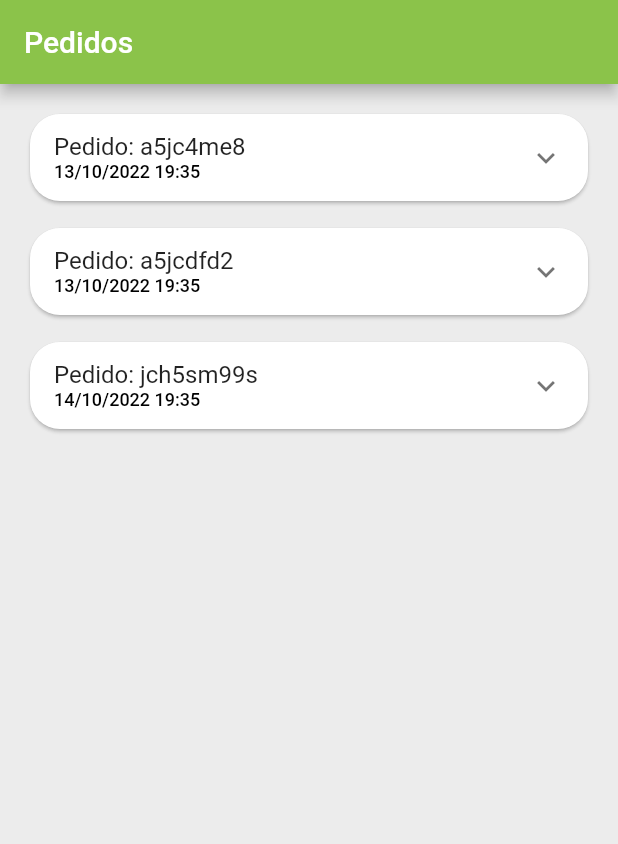
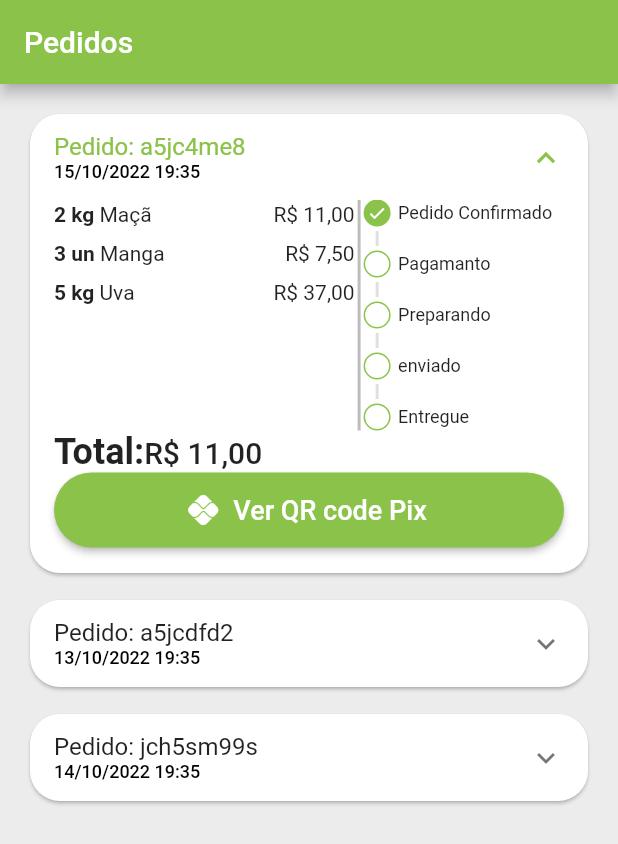
Before and after one commit to aironsg/kitanda_app, a Flutter app: the OrdersTab screen opened directly, on a phone screen of 412 x 824 dp. Shown: the top 844 px of the screen. Run offline on Flutter 3.47's test engine with Material 2 defaults, Android fonts, the phone set to English and light mode, and no system bars; our stand-ins replace animated_text_kit, badges, get, mask_text_input_formatter.

Commit message:
status pedido concluido, adicionado botão pagamento

```diff
--- a/lib/app/src/config/app_data.dart
+++ b/lib/app/src/config/app_data.dart
@@ -94,11 +94,12 @@ UserModel user = UserModel(
     password: '');
 
 List<OrdersModel> orders = [
+  //Pedido 1
   OrdersModel(
     id: 'a5jc4me8',
-    createdDateTime: DateTime.parse('2022-10-13 19:35:54.250'),
-    overdueDateTime: DateTime.parse('2022-10-16 20:35:54.250'),
-    status: 'paid',
+    createdDateTime: DateTime.parse('2022-10-15 19:35:54.250'),
+    overdueDateTime: DateTime.parse('2022-10-20 20:35:54.250'),
+    status: 'pending_payment',
     copyAndPaste: 'kbg6j39cm3',
     items: [
       CartItemModel(item: apple, quantity: 2),
@@ -107,11 +108,13 @@ List<OrdersModel> orders = [
     ],
     total: 11,
   ),
+
+  //Pedido 2
   OrdersModel(
     id: 'a5jcdfd2',
     createdDateTime: DateTime.parse('2022-10-13 19:35:54.250'),
-    overdueDateTime: DateTime.parse('2022-10-15 20:35:54.250'),
-    status: 'pending_payment',
+    overdueDateTime: DateTime.parse('2022-10-20 20:35:54.250'),
+    status: 'paid',
     copyAndPaste: 'kbg6j39cm3',
     items: [
       CartItemModel(item: apple, quantity: 2),
@@ -119,6 +122,8 @@ List<OrdersModel> orders = [
     ],
     total: 11,
   ),
+
+  //Pedido 3
   OrdersModel(
     id: 'jch5sm99s',
     createdDateTime: DateTime.parse('2022-10-14 19:35:54.250'),
--- a/lib/app/src/pages/orders/components/order_status_widgtes.dart
+++ b/lib/app/src/pages/orders/components/order_status_widgtes.dart
@@ -42,9 +42,15 @@ class OrderStatusWidgtes extends StatelessWidget {
             title: 'Pagamento Pix vencido',
             backgroundColor: Colors.red,
           )
-        ] else if (currentStatus == 2) ...[
-          const _StatusDot(isActive: true, title: 'Pagamento')
-        ]
+        ] else ...[
+          _StatusDot(isActive: currentStatus >= 2, title: 'Pagamanto'),
+          const _CustomDivider(),
+          _StatusDot(isActive: currentStatus >= 3, title: 'Preparando'),
+          const _CustomDivider(),
+          _StatusDot(isActive: currentStatus >= 4, title: 'enviado'),
+          const _CustomDivider(),
+          _StatusDot(isActive: currentStatus == 5, title: 'Entregue'),
+        ],
       ],
     );
   }
--- a/lib/app/src/pages/orders/components/order_tile.dart
+++ b/lib/app/src/pages/orders/components/order_tile.dart
@@ -10,6 +10,7 @@ class OrderTile extends StatelessWidget {
   OrderTile({Key? key, required this.order}) : super(key: key);
 
   final UtilsService utilsService = UtilsService();
+
   @override
   Widget build(BuildContext context) {
     return Card(
@@ -18,6 +19,7 @@ class OrderTile extends StatelessWidget {
         //Responsavel por tirar o efeito da morda do ExpansionTile
         data: Theme.of(context).copyWith(dividerColor: Colors.transparent),
         child: ExpansionTile(
+          initiallyExpanded: order.status == 'pending_payment',
           //header do Expansion
           title: Column(
             mainAxisSize: MainAxisSize.min,
@@ -35,15 +37,20 @@ class OrderTile extends StatelessWidget {
             ],
           ),
           childrenPadding: const EdgeInsets.fromLTRB(16, 0, 16, 16),
+          expandedCrossAxisAlignment: CrossAxisAlignment.stretch,
+
           //Corpo do Expansion
           children: [
             //Inicio
-            SizedBox(
-              height: 170,
+
+            IntrinsicHeight(
+              //Descrição pedido
               child: Row(
                 children: [
                   Expanded(
                     flex: 3,
+                    child: SizedBox(
+                      height: 150,
                       child: ListView(
                         children: order.items.map((orderItem) {
                           //Descrição Pedidos
@@ -54,11 +61,16 @@ class OrderTile extends StatelessWidget {
                         }).toList(),
                       ),
                     ),
+                  ),
+
+                  //Divisão
                   VerticalDivider(
                     width: 6,
                     thickness: 2,
                     color: Colors.grey.shade400,
                   ),
+
+                  //Status
                   Expanded(
                     flex: 2,
                     child: OrderStatusWidgtes(
@@ -68,8 +80,52 @@ class OrderTile extends StatelessWidget {
                   ),
                 ],
               ),
-            )
+            ),
             //Fim
+
+            //total
+            if (order.status == 'pending_payment') ...[
+              Text.rich(
+                TextSpan(
+                  children: [
+                    const TextSpan(
+                      text: 'Total:',
+                      style: TextStyle(
+                          fontSize: 24.0, fontWeight: FontWeight.bold),
+                    ),
+                    TextSpan(
+                      //modificar esta linha
+
+                      text: '${utilsService.formatNumberCurrency(order.total)}',
+                      style: TextStyle(
+                        fontSize: 20.0,
+                        fontWeight: FontWeight.w500,
+                      ),
+                    ),
+                  ],
+                ),
+              ),
+
+              //botão pagamento
+
+              SizedBox(
+                height: 50,
+                child: ElevatedButton.icon(
+                  style: ElevatedButton.styleFrom(
+                      shape: RoundedRectangleBorder(
+                          borderRadius: BorderRadius.circular(30))),
+                  onPressed: () {},
+                  icon: const Icon(
+                    Icons.pix_outlined,
+                    color: Colors.white,
+                  ),
+                  label: Text(
+                    'Ver QR code Pix',
+                    style: TextStyle(color: Colors.white, fontSize: 18.0),
+                  ),
+                ),
+              ),
+            ],
           ],
         ),
       ),
```
Lines whose indentation alone changed are shown as unchanged.
